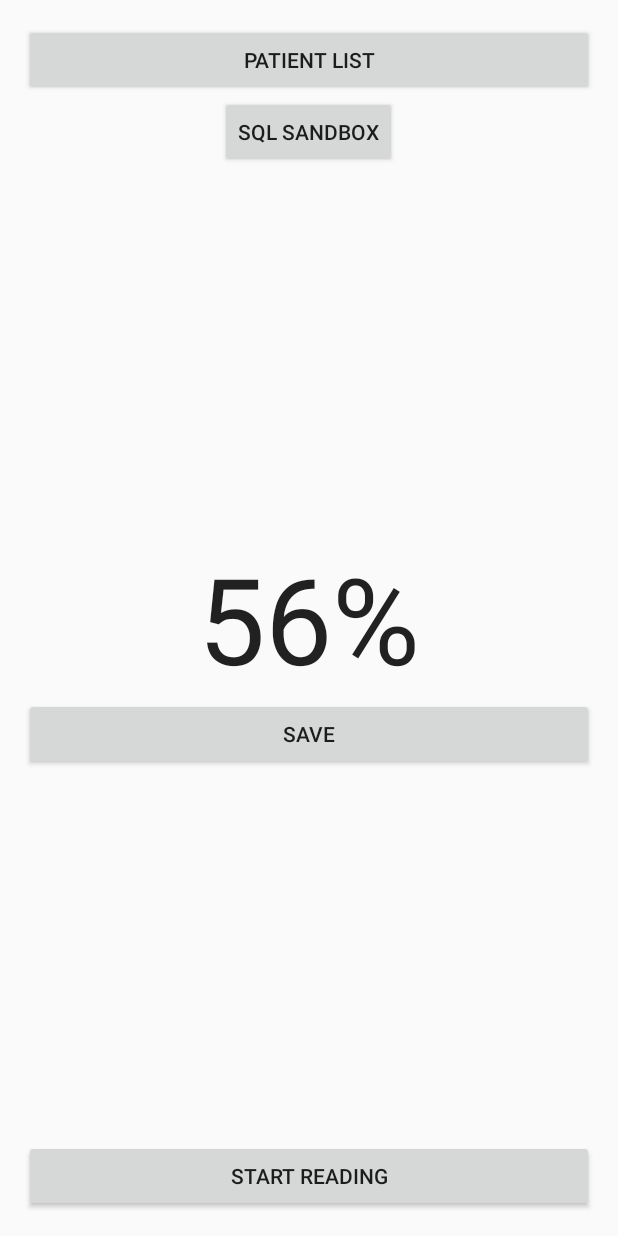
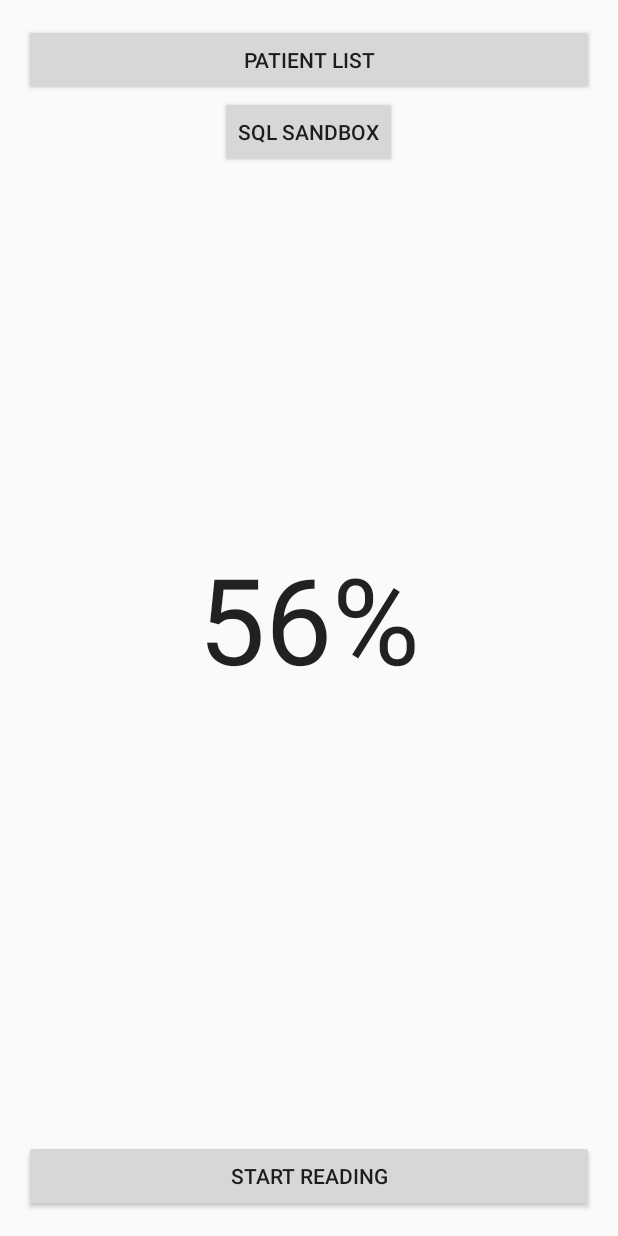
Before and after one commit to M5Capstone2015/oximeterGui, an Android app: the screen it shows after launch (MainActivity), on a phone screen of 412 x 824 dp. Run offline under Robolectric (Android 15) with nearby library versions, the phone set to English and light mode, and no system bars.

```diff
--- a/app/src/main/java/com/example/m5/oximetergui/Helpers/MainHelper.java
+++ b/app/src/main/java/com/example/m5/oximetergui/Helpers/MainHelper.java
@@ -27,8 +27,6 @@ public class MainHelper {
         _main.setContentView(layout);
         View patientListButton = _main.findViewById(R.id.patient_list);
         patientListButton.setOnClickListener(_v);
-        View saveButton = _main.findViewById(R.id.save_reading);
-        saveButton.setOnClickListener(_v);
     }
 
     public void LoadPatient(Patient p)
@@ -38,6 +36,8 @@ public class MainHelper {
         this.ConstructMainLayout(R.layout.activity_main_patient_selected);
         TextView nameTitle = (TextView)_main.findViewById(R.id.patient_name);
         nameTitle.setText(p.FirstName + " " + p.LastName);
+        View name = _main.findViewById(R.id.patient_name);
+        name.setOnClickListener(_v);
     }
 
 
--- a/app/src/main/res/layout/activity_main.xml
+++ b/app/src/main/res/layout/activity_main.xml
@@ -46,11 +46,4 @@
         android:layout_centerVertical="true"
         android:layout_centerHorizontal="true" />
 
-    <Button
-        android:layout_width="fill_parent"
-        android:layout_height="wrap_content"
-        android:layout_below="@+id/percentView"
-        android:id="@+id/save_reading"
-        android:text="Save" />
-
 </RelativeLayout>
```
Also changed, not shown: app/src/main/java/com/example/m5/oximetergui/Activities/MainActivity.java (+4 -8 lines), app/src/main/res/layout/activity_main_patient_selected.xml (+2 -8 lines).
